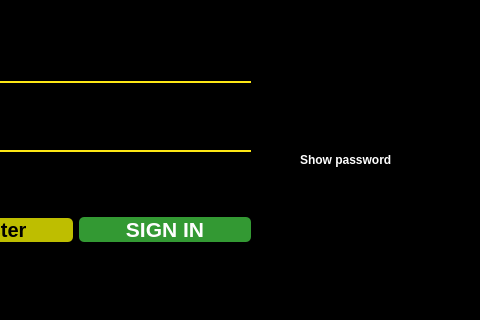
This is untitled/mainwindow.ui in MohamadKhavaran/M2-Massenger as Qt 5 draws it before an edit; both pictures show x 320 to 800 and y 190 to 510 of the 800 by 600 pixel window. The edited form follows.
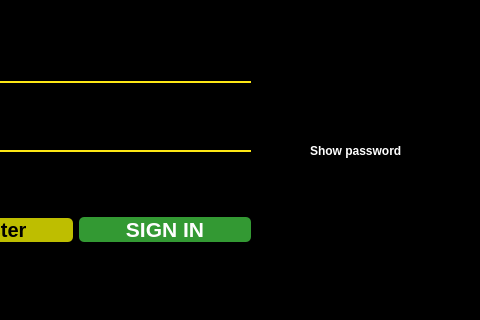
This is the edited form. Icons and pictures are not drawn.

The edit to the form file:
```diff
--- a/untitled/mainwindow.ui
+++ b/untitled/mainwindow.ui
@@ -253,18 +253,15 @@
       </item>
      </layout>
     </widget>
-    <widget class="QWidget" name="verticalLayoutWidget_2">
+    <widget class="QCheckBox" name="checkBox">
      <property name="geometry">
       <rect>
-       <x>590</x>
-       <y>310</y>
-       <width>160</width>
-       <height>80</height>
+       <x>600</x>
+       <y>330</y>
+       <width>158</width>
+       <height>21</height>
       </rect>
      </property>
-     <layout class="QVBoxLayout" name="verticalLayout_2">
-      <item>
-       <widget class="QCheckBox" name="checkBox">
         <property name="font">
          <font>
           <bold>true</bold>
@@ -288,9 +285,6 @@
         <property name="text">
          <string>Show password</string>
         </property>
-       </widget>
-      </item>
-     </layout>
     </widget>
    </widget>
   </widget>
```
Lines whose indentation alone changed are shown as unchanged.
